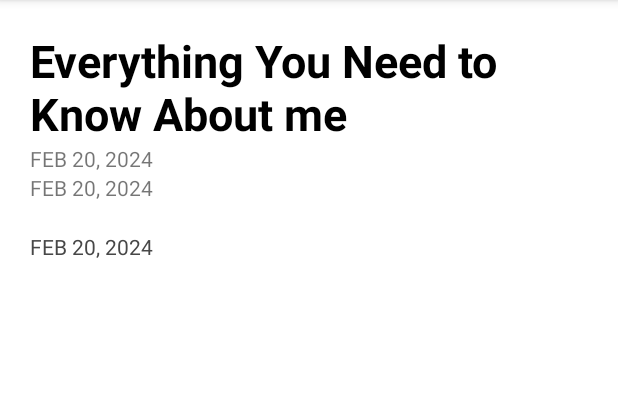
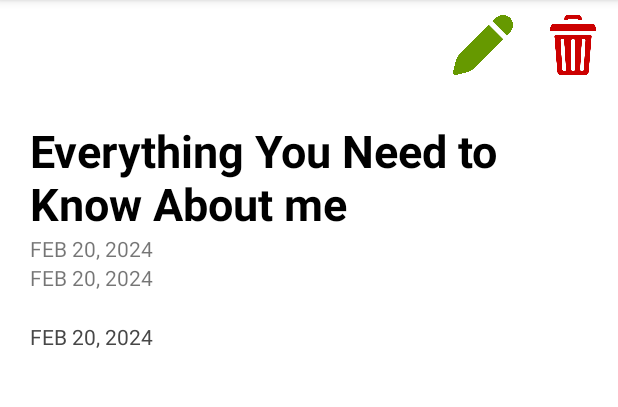
Before and after one commit to arslanch576/StickyNotes2, an Android app: the NoteDetailsActivity screen opened directly, with no data from a screen before it, on a phone screen of 412 x 824 dp, the part 84-491 px from its top. Run offline under Robolectric (Android 15) with nearby library versions, the phone set to English and light mode, and no system bars; 5 statements that could not run were skipped.

Commit message:
recyclerview done

```diff
--- a/app/src/main/java/com/coderobust/StickyNotes/MainActivity.java
+++ b/app/src/main/java/com/coderobust/StickyNotes/MainActivity.java
@@ -7,8 +7,9 @@ import androidx.recyclerview.widget.RecyclerView;
 import android.content.Intent;
 import android.os.Bundle;
 
-import com.coderobust.StickyNotes.R;
-import com.google.android.material.floatingactionbutton.FloatingActionButton;
+import com.coderobust.StickyNotes.adapter.NoteItemAdapter;
+import com.coderobust.StickyNotes.data.NoteItem;
+import com.coderobust.StickyNotes.data.room.AppDatabase;
 
 import java.util.ArrayList;
 import java.util.List;
--- a/app/src/main/java/com/coderobust/StickyNotes/NoteItemAdapter.java
+++ b/app/src/main/java/com/coderobust/StickyNotes/adapter/NoteItemAdapter.java
@@ -1,4 +1,4 @@
-package com.coderobust.StickyNotes;
+package com.coderobust.StickyNotes.adapter;
 
 import android.content.Context;
 import android.content.Intent;
@@ -9,7 +9,10 @@ import android.view.ViewGroup;
 import androidx.annotation.NonNull;
 import androidx.recyclerview.widget.RecyclerView;
 
+import com.coderobust.StickyNotes.NoteDetailsActivity;
+import com.coderobust.StickyNotes.viewHolders.NoteItemViewHolder;
 import com.coderobust.StickyNotes.R;
+import com.coderobust.StickyNotes.data.NoteItem;
 import com.google.gson.Gson;
 
 import java.util.List;
--- a/app/src/main/java/com/coderobust/StickyNotes/NoteItem.java
+++ b/app/src/main/java/com/coderobust/StickyNotes/data/NoteItem.java
@@ -1,4 +1,4 @@
-package com.coderobust.StickyNotes;
+package com.coderobust.StickyNotes.data;
 
 import androidx.room.Entity;
 import androidx.room.PrimaryKey;
--- a/app/src/main/java/com/coderobust/StickyNotes/AppDatabase.java
+++ b/app/src/main/java/com/coderobust/StickyNotes/data/room/AppDatabase.java
@@ -1,10 +1,12 @@
-package com.coderobust.StickyNotes;
+package com.coderobust.StickyNotes.data.room;
 
 import android.content.Context;
 
 import androidx.room.Database;
 import androidx.room.Room;
 import androidx.room.RoomDatabase;
+
+import com.coderobust.StickyNotes.data.NoteItem;
 
 @Database(entities = {NoteItem.class}, version = 1)
 //@TypeConverters(value = {MyTypeConverter.class})
--- a/app/src/main/java/com/coderobust/StickyNotes/NoteItemDao.java
+++ b/app/src/main/java/com/coderobust/StickyNotes/data/room/NoteItemDao.java
@@ -1,4 +1,4 @@
-package com.coderobust.StickyNotes;
+package com.coderobust.StickyNotes.data.room;
 
 import androidx.lifecycle.LiveData;
 import androidx.room.Dao;
@@ -7,6 +7,9 @@ import androidx.room.Insert;
 import androidx.room.OnConflictStrategy;
 import androidx.room.Query;
 import androidx.room.Update;
+
+import com.coderobust.StickyNotes.data.NoteItem;
+
 import java.util.List;
 
 @Dao
--- a/app/src/main/res/drawable/baseline_flag_24.xml
+++ b/app/src/main/res/drawable/baseline_flag_24.xml
@@ -1,5 +1,5 @@
-<vector android:height="24dp" android:tint="#000000"
-    android:viewportHeight="24" android:viewportWidth="24"
-    android:width="24dp" xmlns:android="http://schemas.android.com/apk/res/android">
+<vector xmlns:android="http://schemas.android.com/apk/res/android" android:height="24dp" android:tint="#000000" android:viewportHeight="24" android:viewportWidth="24" android:width="24dp">
+
     <path android:fillColor="@android:color/white" android:pathData="M14.4,6L14,4H5v17h2v-7h5.6l0.4,2h7V6z"/>
+
 </vector>
--- a/app/src/main/res/layout/activity_note_details.xml
+++ b/app/src/main/res/layout/activity_note_details.xml
@@ -4,14 +4,39 @@
     xmlns:tools="http://schemas.android.com/tools"
     android:layout_width="match_parent"
     android:layout_height="match_parent"
+    android:orientation="vertical"
     tools:context="com.coderobust.StickyNotes.NoteDetailsActivity">
+
+    <LinearLayout
+        android:layout_width="match_parent"
+        android:layout_height="wrap_content"
+        android:gravity="right"
+        android:orientation="horizontal">
+
+        <ImageView
+            android:id="@+id/edit"
+            android:layout_width="40dp"
+            android:layout_height="40dp"
+            android:layout_margin="10dp"
+            app:tint="@android:color/holo_green_dark"
+            app:srcCompat="@drawable/edit" />
+        <ImageView
+            android:id="@+id/delete"
+            android:layout_width="40dp"
+            android:layout_height="40dp"
+            android:layout_margin="10dp"
+            app:tint="@android:color/holo_red_dark"
+            app:srcCompat="@drawable/deletre" />
+    </LinearLayout>
+
     <LinearLayout
         android:id="@+id/post2"
         android:layout_width="match_parent"
-        android:paddingTop="20dp"
+        android:layout_height="match_parent"
+        android:orientation="vertical"
         android:paddingHorizontal="20dp"
-        android:layout_height="match_parent"
-        android:orientation="vertical">
+        android:paddingTop="20dp">
+
         <TextView
             android:id="@+id/title"
             android:layout_width="match_parent"
@@ -27,19 +52,21 @@
             android:layout_height="wrap_content"
             android:gravity="center"
             android:text="FEB 20, 2024" />
+
         <TextView
             android:id="@+id/updated"
             android:layout_width="wrap_content"
             android:layout_height="wrap_content"
             android:gravity="center"
             android:text="FEB 20, 2024" />
+
         <TextView
             android:id="@+id/details"
             android:layout_width="wrap_content"
             android:layout_height="wrap_content"
             android:layout_marginTop="20dp"
-            android:textColor="#474747"
-            android:text="FEB 20, 2024" />
+            android:text="FEB 20, 2024"
+            android:textColor="#474747" />
 
     </LinearLayout>
 
```
Also changed, not shown: app/src/main/java/com/coderobust/StickyNotes/AddEditNoteItemActivity.java (+22 -9 lines), app/src/main/java/com/coderobust/StickyNotes/NoteDetailsActivity.java (+26 -2 lines), app/src/main/java/com/coderobust/StickyNotes/viewHolders/NoteItemViewHolder.java (renamed from app/src/main/java/com/coderobust/StickyNotes/NoteItemViewHolder.java, +5 -5 lines), app/src/main/res/drawable/deletre.png (added), app/src/main/res/drawable/edit.png (added).
